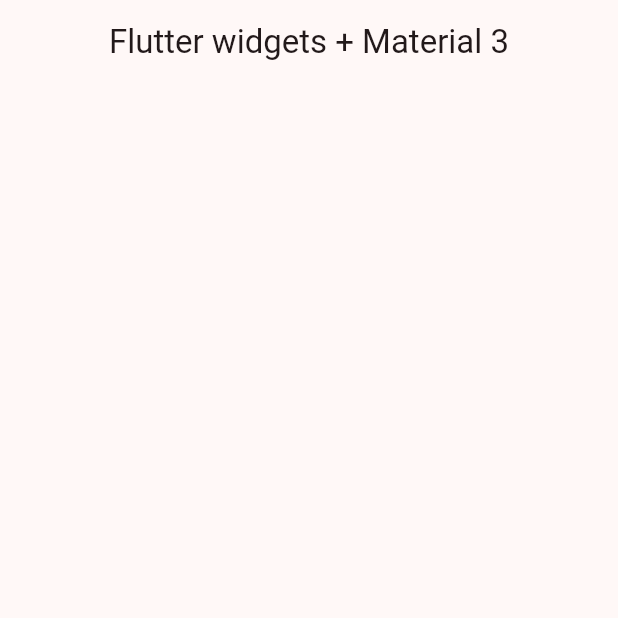
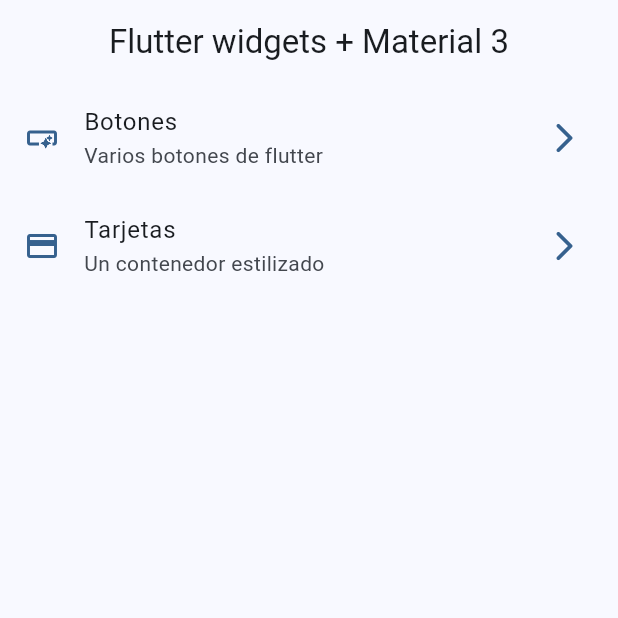
Before and after one commit to avirgili-eclub/widgets_app, a Flutter app: the screen it shows after launch, on a phone screen of 412 x 824 dp, the top half of it. Run offline on Flutter 3.47's test engine with Material 2 defaults, Android fonts, the phone set to English and light mode, and no system bars.

Commit message:
home screen implementation, fix MenuItems

```diff
--- a/lib/config/menu/menu_items.dart
+++ b/lib/config/menu/menu_items.dart
@@ -11,8 +11,9 @@ class MenuItems {
       required this.subTitle,
       required this.link,
       required this.icon});
+}
 
-  static const List<MenuItems> appMenuItems = [
+const appMenuItems = <MenuItems>[
   MenuItems(
       title: 'Botones',
       subTitle: 'Varios botones de flutter',
@@ -24,4 +25,3 @@ class MenuItems {
       link: '/card',
       icon: Icons.credit_card)
 ];
-}
--- a/lib/main.dart
+++ b/lib/main.dart
@@ -13,7 +13,7 @@ class MainApp extends StatelessWidget {
   Widget build(BuildContext context) {
     return MaterialApp(
         debugShowCheckedModeBanner: false,
-        theme: AppTheme(selectedColor: 9).getTheme(),
+        theme: AppTheme(selectedColor: 0).getTheme(),
         home: const HomeScreen());
   }
 }
--- a/lib/presentation/screens/home/home_screen.dart
+++ b/lib/presentation/screens/home/home_screen.dart
@@ -1,4 +1,5 @@
 import 'package:flutter/material.dart';
+import 'package:widgets_app/config/menu/menu_items.dart';
 
 class HomeScreen extends StatelessWidget {
   const HomeScreen({super.key});
@@ -6,7 +7,48 @@ class HomeScreen extends StatelessWidget {
   @override
   Widget build(BuildContext context) {
     return Scaffold(
-      appBar: AppBar(title: const Text('Flutter widgets + Material 3')),
+        appBar: AppBar(title: const Text('Flutter widgets + Material 3')),
+        body: const _HomeView());
+  }
+}
+
+class _HomeView extends StatelessWidget {
+  const _HomeView({
+    super.key,
+  });
+
+  @override
+  Widget build(BuildContext context) {
+    return ListView.builder(
+      physics: const BouncingScrollPhysics(),
+      itemCount: appMenuItems.length,
+      itemBuilder: (context, index) {
+        final menuItem = appMenuItems[index];
+        return _CustomListTitle(menuItem: menuItem);
+      },
     );
   }
 }
+
+class _CustomListTitle extends StatelessWidget {
+  const _CustomListTitle({
+    required this.menuItem,
+  });
+
+  final MenuItems menuItem;
+  @override
+  Widget build(BuildContext context) {
+    final colors = Theme.of(context).colorScheme;
+    return ListTile(
+      title: Text(menuItem.title),
+      subtitle: Text(menuItem.subTitle),
+      leading: Icon(menuItem.icon),
+      iconColor: colors.primary,
+      trailing: const Icon(Icons.arrow_forward_ios_rounded),
+      onTap: () {
+        //TODO: Implementar navegación
+        // Navigator.pushNamed(context, menuItem.link);
+      },
+    );
+  }
+}
```
Lines whose indentation alone changed are shown as unchanged.
